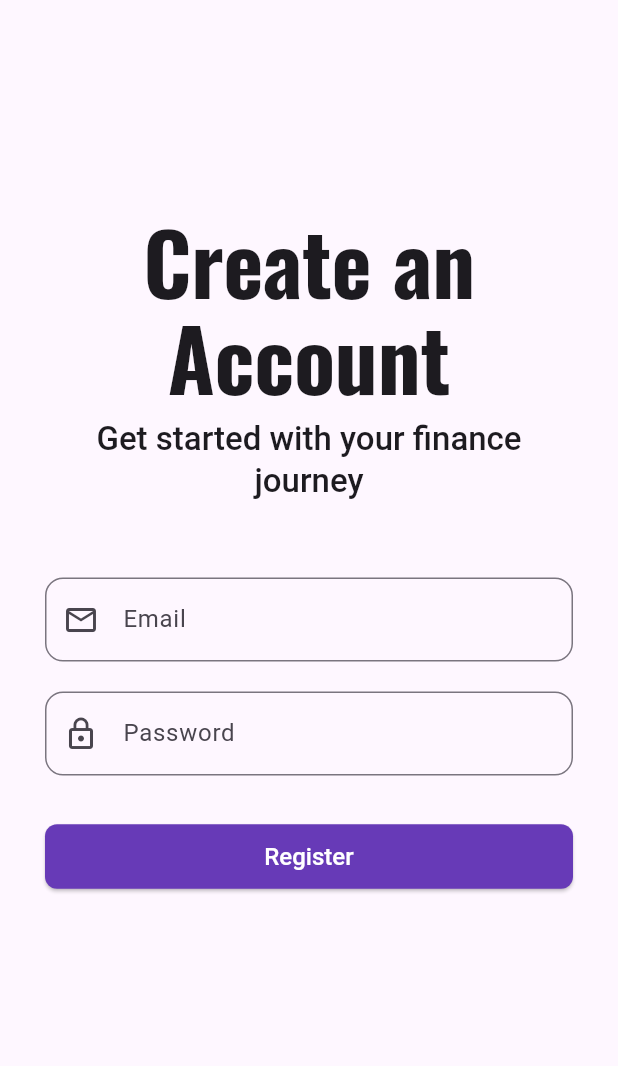
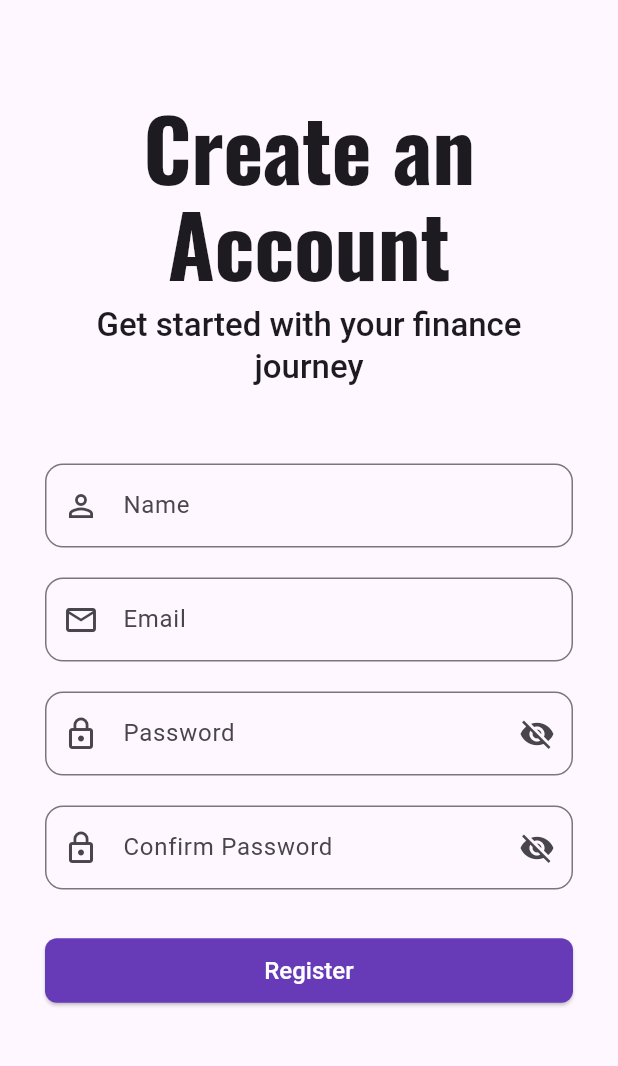
Before and after one commit to Vivek-Jadhav27/myapp, a Flutter app: the screen it shows after launch, after a tap on "Sign In", after a tap on "Register", on a phone screen of 412 x 824 dp, the part 84-1150 px from its top. Run offline on Flutter 3.47's test engine with Material 3 defaults, Android fonts, the phone set to English and light mode, and no system bars; our stand-ins replace cloud_firestore, firebase_auth, firebase_core, google_fonts; accounts and stored records are empty.

Commit message:
State management

```diff
--- a/lib/main.dart
+++ b/lib/main.dart
@@ -4,6 +4,7 @@ import 'package:flutter/material.dart';
 import 'package:google_fonts/google_fonts.dart';
 import 'package:myapp/models/user.dart';
 import 'package:myapp/screens/wrapper.dart';
+import 'package:myapp/services/auth_provider.dart';
 import 'package:myapp/services/auth_service.dart';
 import 'package:provider/provider.dart';
 
@@ -15,8 +16,11 @@ void main() async {
     options: DefaultFirebaseOptions.currentPlatform,
   );
   runApp(
-    ChangeNotifierProvider(
-      create: (context) => ThemeProvider(),
+    MultiProvider(
+      providers: [
+        ChangeNotifierProvider(create: (context) => ThemeProvider()),
+        ChangeNotifierProvider(create: (context) => AuthProvider()),
+      ],
       child: const MyApp(),
     ),
   );
--- /dev/null
+++ b/lib/models/app_user.dart
@@ -0,0 +1,16 @@
+
+class AppUser {
+  final String uid;
+  final String email;
+  final String? name;
+
+  AppUser({required this.uid, required this.email, this.name});
+
+  Map<String, dynamic> toFirestore() {
+    return {
+      'uid': uid,
+      'email': email,
+      'name': name,
+    };
+  }
+}
--- a/lib/models/user.dart
+++ b/lib/models/user.dart
@@ -1,7 +1 @@
-
-class AppUser {
-  final String uid;
-  final String email;
-
-  AppUser({required this.uid, required this.email});
-}
+export 'app_user.dart';
--- a/lib/screens/auth/login.dart
+++ b/lib/screens/auth/login.dart
@@ -1,7 +1,6 @@
-
 import 'package:flutter/material.dart';
 import 'package:myapp/main.dart';
-import 'package:myapp/services/auth_service.dart';
+import 'package:myapp/services/auth_provider.dart';
 import 'package:provider/provider.dart';
 
 class Login extends StatefulWidget {
@@ -13,15 +12,16 @@ class Login extends StatefulWidget {
 }
 
 class _LoginState extends State<Login> {
-  final AuthService _auth = AuthService();
   final _formKey = GlobalKey<FormState>();
   String email = '';
   String password = '';
-  String error = '';
+  bool _isPasswordVisible = false;
 
   @override
   Widget build(BuildContext context) {
     final themeProvider = Provider.of<ThemeProvider>(context);
+    final authProvider = Provider.of<AuthProvider>(context);
+
     return Scaffold(
       appBar: AppBar(
         title: const Text('Login'),
@@ -73,8 +73,28 @@ class _LoginState extends State<Login> {
                 ),
                 const SizedBox(height: 20.0),
                 TextFormField(
-                  obscureText: true,
-                  validator: (val) => val!.length < 6 ? 'Enter a password 6+ chars long' : null,
+                  obscureText: !_isPasswordVisible,
+                  validator: (val) {
+                    if (val!.isEmpty) {
+                      return 'Enter a password';
+                    }
+                    if (val.length < 8) {
+                      return 'Password must be at least 8 characters long';
+                    }
+                    if (!val.contains(RegExp(r'[A-Z]'))) {
+                      return 'Password must contain an uppercase letter';
+                    }
+                    if (!val.contains(RegExp(r'[a-z]'))) {
+                      return 'Password must contain a lowercase letter';
+                    }
+                    if (!val.contains(RegExp(r'[0-9]'))) {
+                      return 'Password must contain a number';
+                    }
+                    if (!val.contains(RegExp(r'[!@#\$%^&*(),.?":{}|<>]'))) {
+                      return 'Password must contain a special character';
+                    }
+                    return null;
+                  },
                   onChanged: (val) {
                     setState(() => password = val);
                   },
@@ -84,25 +104,32 @@ class _LoginState extends State<Login> {
                     border: OutlineInputBorder(
                       borderRadius: BorderRadius.circular(12.0),
                     ),
+                    suffixIcon: IconButton(
+                      icon: Icon(
+                        _isPasswordVisible ? Icons.visibility : Icons.visibility_off,
+                      ),
+                      onPressed: () {
+                        setState(() {
+                          _isPasswordVisible = !_isPasswordVisible;
+                        });
+                      },
+                    ),
                   ),
                 ),
                 const SizedBox(height: 30.0),
-                ElevatedButton(
+                authProvider.loading
+                    ? const Center(child: CircularProgressIndicator())
+                    : ElevatedButton(
                         child: const Text('Sign In'),
                         onPressed: () async {
                           if (_formKey.currentState!.validate()) {
-                      dynamic result = await _auth.signInWithEmailAndPassword(email, password);
-                      if (result == null) {
-                        setState(() {
-                          error = 'Could not sign in with those credentials';
-                        });
-                      }
+                            await authProvider.signIn(email, password);
                           }
                         },
                       ),
                 const SizedBox(height: 12.0),
                 Text(
-                  error,
+                  authProvider.error,
                   style: const TextStyle(color: Colors.red, fontSize: 14.0),
                   textAlign: TextAlign.center,
                 ),
--- a/lib/screens/auth/register.dart
+++ b/lib/screens/auth/register.dart
@@ -1,7 +1,7 @@
 
 import 'package:flutter/material.dart';
 import 'package:myapp/main.dart';
-import 'package:myapp/services/auth_service.dart';
+import 'package:myapp/services/auth_provider.dart';
 import 'package:provider/provider.dart';
 
 class Register extends StatefulWidget {
@@ -13,15 +13,18 @@ class Register extends StatefulWidget {
 }
 
 class _RegisterState extends State<Register> {
-  final AuthService _auth = AuthService();
   final _formKey = GlobalKey<FormState>();
+  String name = '';
   String email = '';
   String password = '';
-  String error = '';
+  String confirmPassword = '';
+  bool _isPasswordVisible = false;
 
   @override
   Widget build(BuildContext context) {
     final themeProvider = Provider.of<ThemeProvider>(context);
+    final authProvider = Provider.of<AuthProvider>(context);
+
     return Scaffold(
       appBar: AppBar(
         title: const Text('Register'),
@@ -59,6 +62,20 @@ class _RegisterState extends State<Register> {
                 ),
                 const SizedBox(height: 50.0),
                 TextFormField(
+                  validator: (val) => val!.isEmpty ? 'Enter your name' : null,
+                  onChanged: (val) {
+                    setState(() => name = val);
+                  },
+                  decoration: InputDecoration(
+                    labelText: 'Name',
+                    prefixIcon: const Icon(Icons.person_outline),
+                    border: OutlineInputBorder(
+                      borderRadius: BorderRadius.circular(12.0),
+                    ),
+                  ),
+                ),
+                const SizedBox(height: 20.0),
+                TextFormField(
                   validator: (val) => val!.isEmpty ? 'Enter an email' : null,
                   onChanged: (val) {
                     setState(() => email = val);
@@ -73,8 +90,28 @@ class _RegisterState extends State<Register> {
                 ),
                 const SizedBox(height: 20.0),
                 TextFormField(
-                  obscureText: true,
-                  validator: (val) => val!.length < 6 ? 'Enter a password 6+ chars long' : null,
+                  obscureText: !_isPasswordVisible,
+                  validator: (val) {
+                    if (val!.isEmpty) {
+                      return 'Enter a password';
+                    }
+                    if (val.length < 8) {
+                      return 'Password must be at least 8 characters long';
+                    }
+                    if (!val.contains(RegExp(r'[A-Z]'))) {
+                      return 'Password must contain an uppercase letter';
+                    }
+                    if (!val.contains(RegExp(r'[a-z]'))) {
+                      return 'Password must contain a lowercase letter';
+                    }
+                    if (!val.contains(RegExp(r'[0-9]'))) {
+                      return 'Password must contain a number';
+                    }
+                    if (!val.contains(RegExp(r'[!@#\$%^&*(),.?":{}|<>]'))) {
+                      return 'Password must contain a special character';
+                    }
+                    return null;
+                  },
                   onChanged: (val) {
                     setState(() => password = val);
                   },
@@ -84,25 +121,62 @@ class _RegisterState extends State<Register> {
                     border: OutlineInputBorder(
                       borderRadius: BorderRadius.circular(12.0),
                     ),
+                    suffixIcon: IconButton(
+                      icon: Icon(
+                        _isPasswordVisible ? Icons.visibility : Icons.visibility_off,
+                      ),
+                      onPressed: () {
+                        setState(() {
+                          _isPasswordVisible = !_isPasswordVisible;
+                        });
+                      },
+                    ),
+                  ),
+                ),
+                const SizedBox(height: 20.0),
+                TextFormField(
+                  obscureText: !_isPasswordVisible,
+                  validator: (val) {
+                    if (val != password) {
+                      return 'Passwords do not match';
+                    }
+                    return null;
+                  },
+                  onChanged: (val) {
+                    setState(() => confirmPassword = val);
+                  },
+                  decoration: InputDecoration(
+                    labelText: 'Confirm Password',
+                    prefixIcon: const Icon(Icons.lock_outline),
+                    border: OutlineInputBorder(
+                      borderRadius: BorderRadius.circular(12.0),
+                    ),
+                    suffixIcon: IconButton(
+                      icon: Icon(
+                        _isPasswordVisible ? Icons.visibility : Icons.visibility_off,
+                      ),
+                      onPressed: () {
+                        setState(() {
+                          _isPasswordVisible = !_isPasswordVisible;
+                        });
+                      },
+                    ),
                   ),
                 ),
                 const SizedBox(height: 30.0),
-                ElevatedButton(
+                authProvider.loading
+                    ? const Center(child: CircularProgressIndicator())
+                    : ElevatedButton(
                         child: const Text('Register'),
                         onPressed: () async {
                           if (_formKey.currentState!.validate()) {
-                      dynamic result = await _auth.registerWithEmailAndPassword(email, password);
-                      if (result == null) {
-                        setState(() {
-                          error = 'Please supply a valid email';
-                        });
-                      }
+                            await authProvider.register(name, email, password);
                           }
                         },
                       ),
                 const SizedBox(height: 12.0),
                 Text(
-                  error,
+                  authProvider.error,
                   style: const TextStyle(color: Colors.red, fontSize: 14.0),
                   textAlign: TextAlign.center,
                 ),
--- a/lib/services/auth_service.dart
+++ b/lib/services/auth_service.dart
@@ -1,13 +1,15 @@
 
 import 'package:firebase_auth/firebase_auth.dart';
-import 'package:myapp/models/user.dart';
+import 'package:myapp/models/app_user.dart';
+import 'package:myapp/services/firestore_service.dart';
 
 class AuthService {
   final FirebaseAuth _auth = FirebaseAuth.instance;
+  final FirestoreService _firestoreService = FirestoreService();
 
   // Create user object from Firebase user
   AppUser? _userFromFirebaseUser(User? user) {
-    return user != null ? AppUser(uid: user.uid, email: user.email!) : null;
+    return user != null ? AppUser(uid: user.uid, email: user.email!, name: user.displayName) : null;
   }
 
   // Auth change user stream
@@ -28,11 +30,17 @@ class AuthService {
   }
 
   // Register with email and password
-  Future<AppUser?> registerWithEmailAndPassword(String email, String password) async {
+  Future<AppUser?> registerWithEmailAndPassword(String name, String email, String password) async {
     try {
       UserCredential result = await _auth.createUserWithEmailAndPassword(email: email, password: password);
       User? user = result.user;
-      // You can create a new document for the user with the uid here
+
+      // Create a new user object
+      AppUser newUser = AppUser(uid: user!.uid, email: email, name: name);
+
+      // Save the user to Firestore
+      await _firestoreService.addUser(newUser);
+
       return _userFromFirebaseUser(user);
     } catch (e) {
       print(e.toString());
--- a/lib/services/firestore_service.dart
+++ b/lib/services/firestore_service.dart
@@ -1,10 +1,16 @@
 
 import 'package:cloud_firestore/cloud_firestore.dart';
+import 'package:myapp/models/app_user.dart';
 import 'package:myapp/models/expense.dart';
 import 'package:myapp/models/income.dart';
 
 class FirestoreService {
   final FirebaseFirestore _db = FirebaseFirestore.instance;
+
+  // Create a new user
+  Future<void> addUser(AppUser user) {
+    return _db.collection('users').doc(user.uid).set(user.toFirestore());
+  }
 
   // Add income
   Future<void> addIncome(Income income) {
```
Also changed, not shown: lib/services/auth_provider.dart (added, +59 -0 lines). Lines whose indentation alone changed are shown as unchanged.
